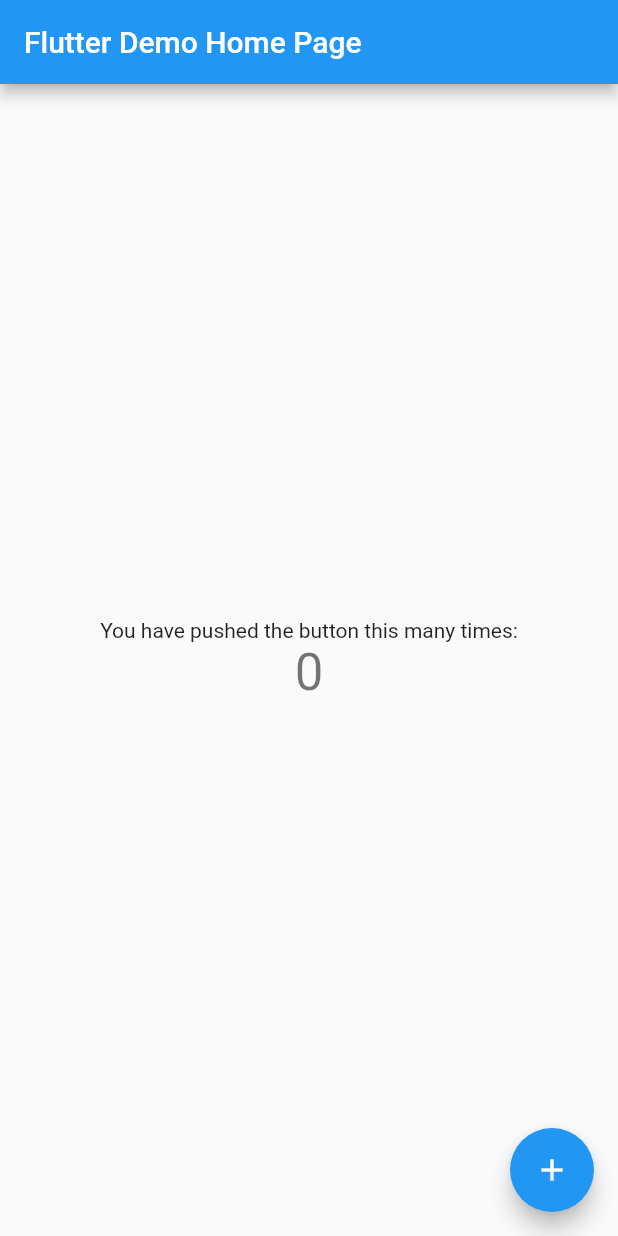
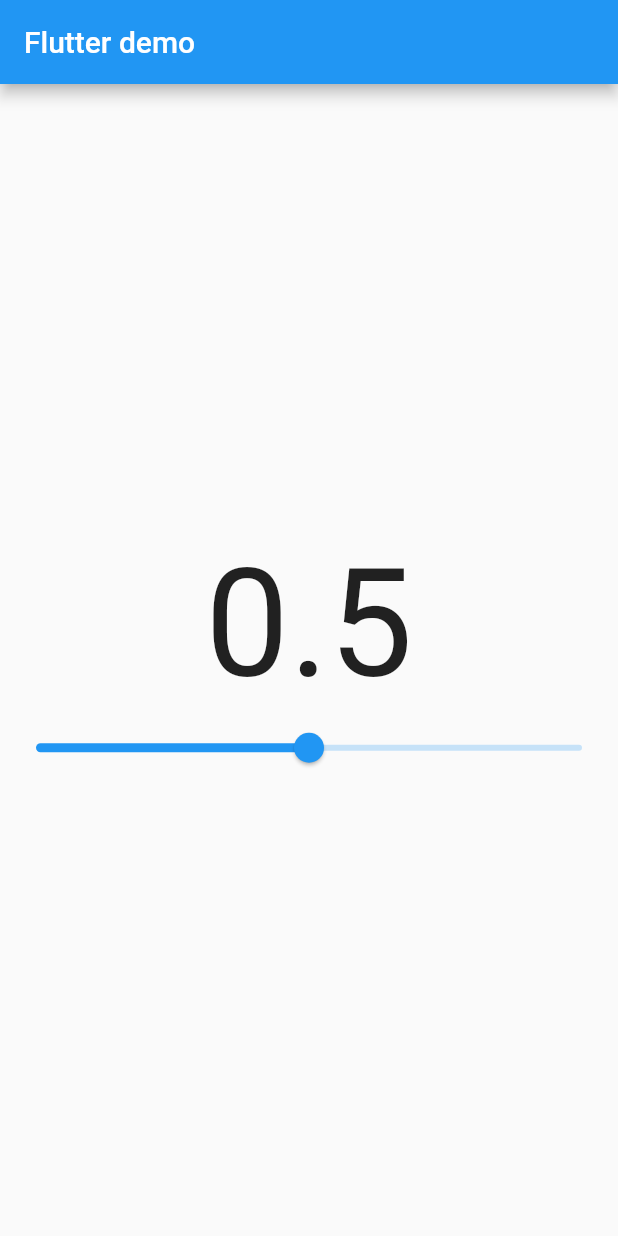
Before and after one commit to Yusuke-Suzuki-11/layout_app, a Flutter app: the screen it shows after launch, on a phone screen of 412 x 824 dp. Run offline on Flutter 3.47's test engine with Material 2 defaults, Android fonts, the phone set to English and light mode, and no system bars; our stand-ins replace flutter_riverpod, riverpod.

Commit message:
スライダー設置

```diff
--- a/lib/main.dart
+++ b/lib/main.dart
@@ -1,7 +1,17 @@
+import 'package:riverpod/riverpod.dart';
 import 'package:flutter/material.dart';
+import 'package:flutter_riverpod/flutter_riverpod.dart';
+import 'package:layout_app/mydata.dart';
 
+final _mydataProvider = StateNotifierProvider<MyData, double>((ref){
+  return MyData();
+});
 void main() {
-  runApp(const MyApp());
+  runApp(
+    ProviderScope(
+      child: MyApp(),
+    )
+  );
 }
 
 class MyApp extends StatelessWidget {
@@ -9,58 +19,54 @@ class MyApp extends StatelessWidget {
 
   @override
   Widget build(BuildContext context) {
+
     return MaterialApp(
-      title: 'Flutter Demo',
-      theme: ThemeData(
-        primarySwatch: Colors.blue,
-      ),
-      home: const MyHomePage(title: 'Flutter Demo Home Page'),
+      home: MyHomePage(title: 'Flutter demo')
     );
   }
 }
 
 class MyHomePage extends StatefulWidget {
-  const MyHomePage({Key? key, required this.title}) : super(key: key);
-
-  final String title;
+  MyHomePage({Key? key, this.title}) : super(key: key);
+  final String? title;
 
   @override
-  State<MyHomePage> createState() => _MyHomePageState();
+  _MyHomePageState createState() => _MyHomePageState();
 }
 
+
 class _MyHomePageState extends State<MyHomePage> {
-  int _counter = 0;
-
-  void _incrementCounter() {
-    setState(() {
-      _counter++;
-    });
-  }
-
   @override
   Widget build(BuildContext context) {
     return Scaffold(
       appBar: AppBar(
-        title: Text(widget.title),
+        title: Text(widget.title!)
       ),
-      body: Center(
-        child: Column(
-          mainAxisAlignment: MainAxisAlignment.center,
-          children: <Widget>[
-            const Text(
-              'You have pushed the button this many times:',
-            ),
-            Text(
-              '$_counter',
-              style: Theme.of(context).textTheme.headline4,
-            ),
-          ],
-        ),
-      ),
-      floatingActionButton: FloatingActionButton(
-        onPressed: _incrementCounter,
-        tooltip: 'Increment',
-        child: const Icon(Icons.add),
+      body: Column(
+        mainAxisAlignment: MainAxisAlignment.center,
+        children: [
+          Consumer(
+            builder: (BuildContext context, WidgetRef ref, child){
+              print('test2');
+              return Text(
+                ref.watch(_mydataProvider).toString(),
+                style: TextStyle(fontSize: 100),
+              );
+            },
+          ),
+          Consumer(
+            builder: (context, ref, child){
+
+              print('test1');
+              return Slider(
+                value: ref.watch(_mydataProvider),
+                onChanged: (value){
+                  ref.read(_mydataProvider.notifier).changState(value);
+                }
+              );
+            },
+          )
+        ]
       ),
     );
   }
--- a/lib/slider.dart
+++ b/lib/slider.dart
@@ -1,4 +1,5 @@
 import 'package:flutter/material.dart';
+
 
 class MySlider extends StatefulWidget {
   MySlider({Key? key}) : super(key: key);
```
Also changed, not shown: lib/mydata.dart (+6 -8 lines).
